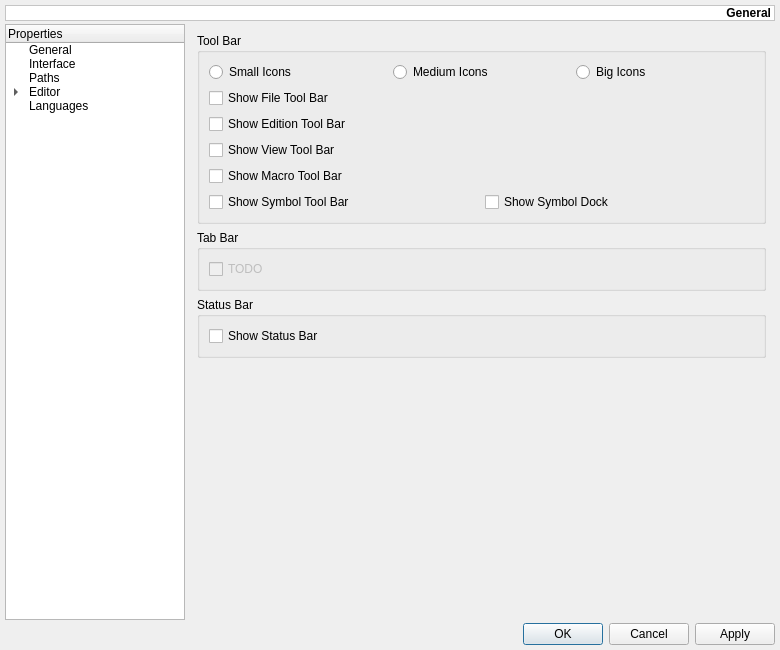
First picture: the form in src/ui/settings.ui, repository yag00/raptor, before the edit.
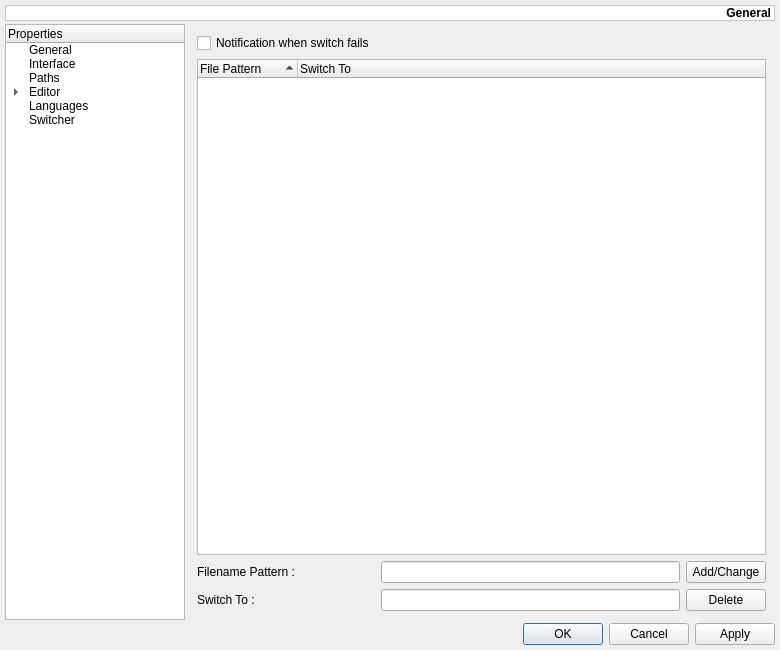
Second picture: the form after the edit. Icons and pictures are not drawn. Custom widgets are drawn as their Qt base class.

What changed in the file:
```diff
--- a/src/ui/settings.ui
+++ b/src/ui/settings.ui
@@ -233,6 +233,11 @@
        <string>Languages</string>
       </property>
      </item>
+     <item>
+      <property name="text">
+       <string>Switcher</string>
+      </property>
+     </item>
     </widget>
    </item>
    <item row="2" column="0" colspan="2">
@@ -248,7 +253,7 @@
    <item row="1" column="1">
     <widget class="QStackedWidget" name="swPages">
      <property name="currentIndex">
-      <number>1</number>
+      <number>18</number>
      </property>
      <widget class="QWidget" name="pGeneral">
       <layout class="QVBoxLayout">
@@ -3819,6 +3824,68 @@
        </item>
       </layout>
      </widget>
+     <widget class="QWidget" name="pSwitcher">
+      <layout class="QGridLayout" name="gridLayout">
+       <item row="1" column="0" colspan="3">
+        <widget class="QTreeWidget" name="twSwitcher">
+         <property name="sortingEnabled">
+          <bool>true</bool>
+         </property>
+         <column>
+          <property name="text">
+           <string>File Pattern</string>
+          </property>
+         </column>
+         <column>
+          <property name="text">
+           <string>Switch To</string>
+          </property>
+         </column>
+        </widget>
+       </item>
+       <item row="2" column="0">
+        <widget class="QLabel" name="lSwitcherFilenamePattern">
+         <property name="text">
+          <string>Filename Pattern :</string>
+         </property>
+        </widget>
+       </item>
+       <item row="2" column="1">
+        <widget class="QLineEdit" name="leSwitcherFilenamePattern"/>
+       </item>
+       <item row="2" column="2">
+        <widget class="QPushButton" name="pbSwitcherAddChange">
+         <property name="text">
+          <string>Add/Change</string>
+         </property>
+        </widget>
+       </item>
+       <item row="3" column="0">
+        <widget class="QLabel" name="lSwitchTo">
+         <property name="text">
+          <string>Switch To :</string>
+         </property>
+        </widget>
+       </item>
+       <item row="3" column="1">
+        <widget class="QLineEdit" name="leSwitchTo"/>
+       </item>
+       <item row="3" column="2">
+        <widget class="QPushButton" name="pbSwitcherDelete">
+         <property name="text">
+          <string>Delete</string>
+         </property>
+        </widget>
+       </item>
+       <item row="0" column="0">
+        <widget class="QCheckBox" name="cbSwitcherNotify">
+         <property name="text">
+          <string>Notification when switch fails</string>
+         </property>
+        </widget>
+       </item>
+      </layout>
+     </widget>
     </widget>
    </item>
   </layout>
```
Left out of the diff: 203 changed lines with no effect on the pictures.
